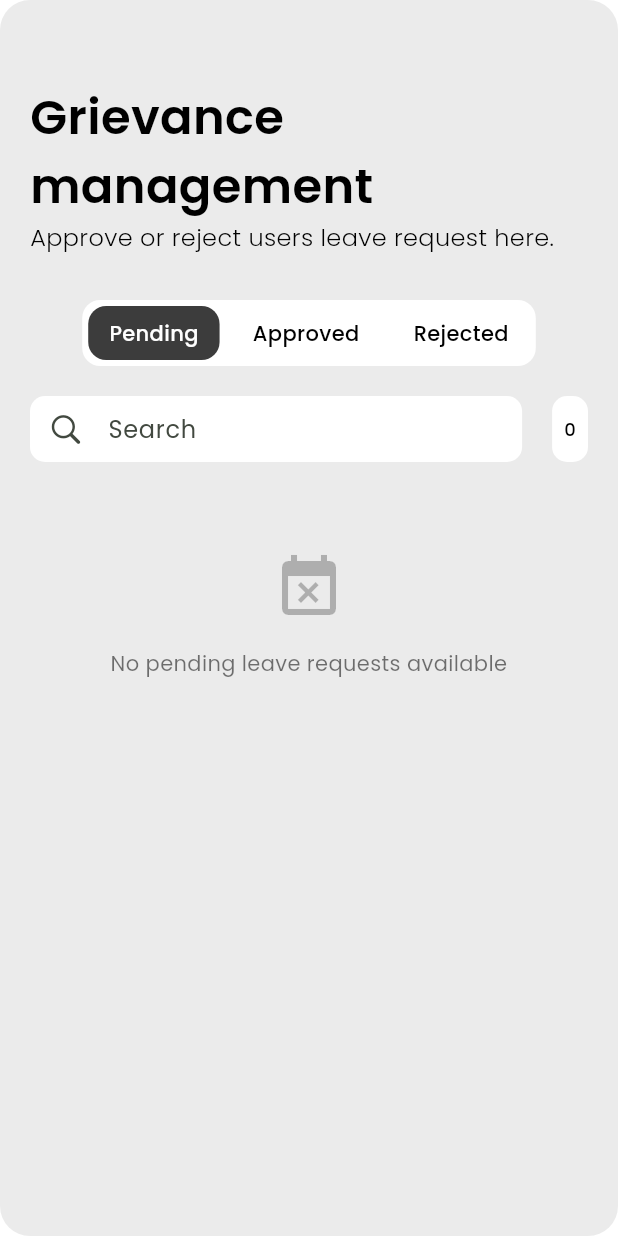
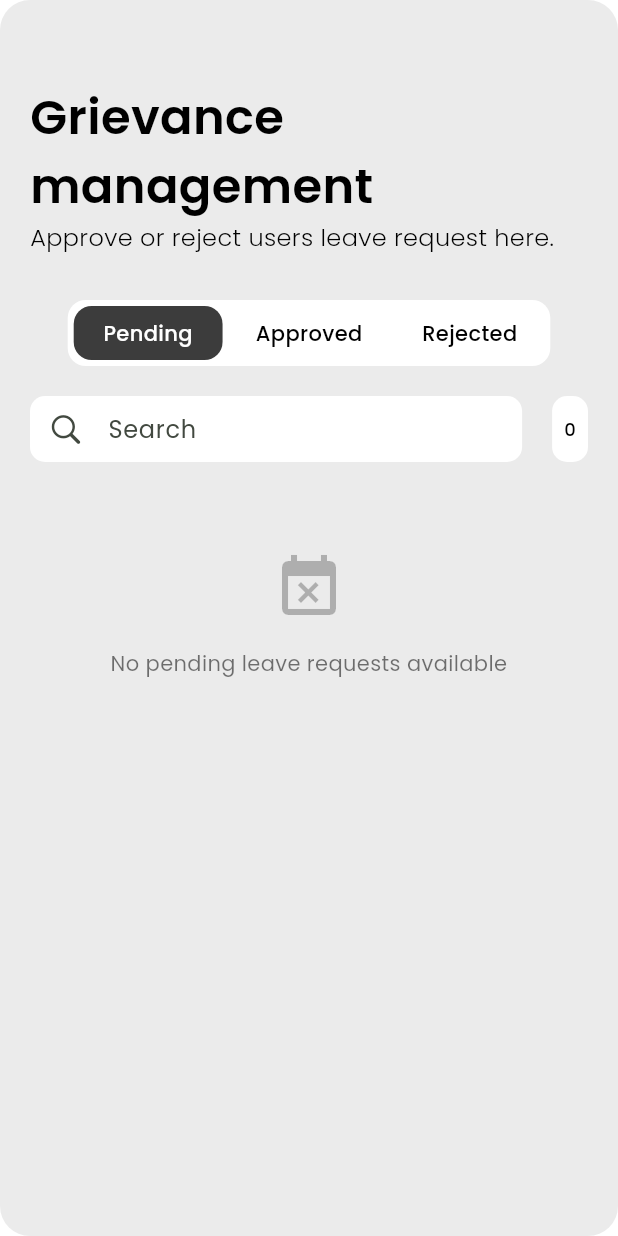
Before and after one commit to fahadmusthafa/pblmsadminnew, a Flutter app: the GrievanceScreen screen opened directly, on a phone screen of 412 x 824 dp. Run offline on Flutter 3.47's test engine with Material 3 defaults, Android fonts, the phone set to English and light mode, and no system bars; our stand-ins replace flutter_svg, google_fonts, lottie, shared_preferences; accounts and stored records are empty; network calls fail; project files that could hold a hidden picture were left out.

Commit message:
Updated lesson ui, grievance mg

```diff
--- a/lib/services/super_admin_service.dart
+++ b/lib/services/super_admin_service.dart
@@ -300,7 +300,7 @@ class SuperAdminService {
           'title': title,
           'content': content,
           'videoLink': videoLink,
-          'pdfFile': pdfFile,
+          'pdfUrl': pdfFile,
         }),
       );
       final responseData = jsonDecode(response.body);
--- a/lib/views/course_management/lessons_assignments_screen.dart
+++ b/lib/views/course_management/lessons_assignments_screen.dart
@@ -1058,7 +1058,7 @@ class _LessonsAssignmentsScreenState extends State<LessonsAssignmentsScreen> {
 
     return Container(
       alignment: Alignment.center,
-      height: lessons.length <= 5 ? lessons.length.toDouble() * 60 : 300,
+      height: lessons.length <= 5 ? null : 300,
       padding: const EdgeInsets.fromLTRB(20, 10, 20, 10),
       decoration: BoxDecoration(
         borderRadius: BorderRadius.circular(20),
--- a/lib/views/grievence_management.dart/grievance_screen.dart
+++ b/lib/views/grievence_management.dart/grievance_screen.dart
@@ -134,19 +134,24 @@ class _GrievanceScreenState extends State<GrievanceScreen> {
   }
 
   Widget _buildTabSection(int requestCount, double screenWidth) {
-    return Center(
+    return Container(
+      width: double.infinity,
+      child: Center(
         child: Container(
           decoration: BoxDecoration(
             color: Colors.white,
             borderRadius: BorderRadius.circular(12),
           ),
+          child: IntrinsicWidth(
             child: Row(
               mainAxisSize: MainAxisSize.min,
               children: [
-            _buildTabButton("Pending", selectedTab == "Pending", screenWidth),
-            _buildTabButton("Approved", selectedTab == "Approved", screenWidth),
-            _buildTabButton("Rejected", selectedTab == "Rejected", screenWidth),
+                Expanded(child: _buildTabButton("Pending", selectedTab == "Pending", screenWidth)),
+                Expanded(child: _buildTabButton("Approved", selectedTab == "Approved", screenWidth)),
+                Expanded(child: _buildTabButton("Rejected", selectedTab == "Rejected", screenWidth)),
               ],
+            ),
+          ),
         ),
       ),
     );
@@ -163,8 +168,9 @@ class _GrievanceScreenState extends State<GrievanceScreen> {
       child: Padding(
         padding: const EdgeInsets.all(4.0),
         child: Container(
+          width: screenWidth < 600 ? double.infinity : null,
           padding: EdgeInsets.symmetric(
-            horizontal: screenWidth < 600 ? 14 : 70,
+            horizontal: screenWidth < 600 ? 14 : 24,
             vertical: 8,
           ),
           decoration: BoxDecoration(
```
Lines whose indentation alone changed are shown as unchanged.
